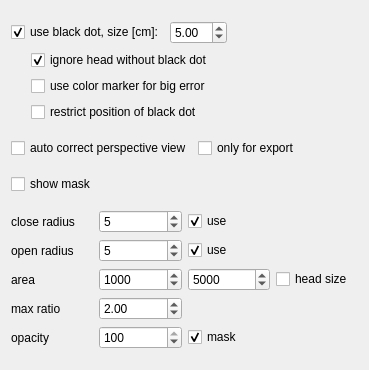
ped-dyn-emp/PeTrack, file ui/multiColorMarker.ui: the form before one commit.
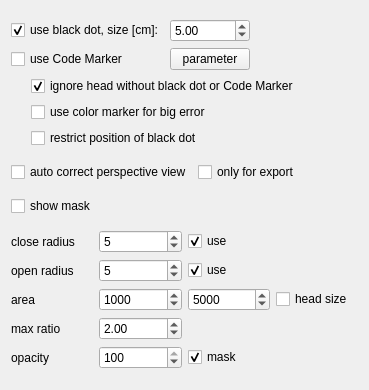
The form after the commit.

Commit message: 1) Implementation of "use CodeMarker"-Button in GUI 2) Started combined detection of CodeMarker on orange head    MAJOR BUG: CodeMarker is only detected if large picture is handed over to detectCodeMarker-Funktion and not if a partial image is handed over.

Patch:
```diff
--- a/ui/multiColorMarker.ui
+++ b/ui/multiColorMarker.ui
@@ -7,27 +7,14 @@
     <x>0</x>
     <y>0</y>
     <width>369</width>
-    <height>370</height>
+    <height>390</height>
    </rect>
   </property>
   <layout class="QVBoxLayout" name="verticalLayout">
    <item>
-    <layout class="QVBoxLayout" name="verticalLayout_2">
-     <item>
+    <layout class="QGridLayout" name="gridLayout_4">
+     <item row="0" column="0">
       <layout class="QGridLayout" name="gridLayout_3">
-       <item row="0" column="0">
-        <widget class="QCheckBox" name="useDot">
-         <property name="toolTip">
-          <string>using black dot on top of the hat for tracking</string>
-         </property>
-         <property name="text">
-          <string>use black dot, size [cm]:</string>
-         </property>
-         <property name="checked">
-          <bool>true</bool>
-         </property>
-        </widget>
-       </item>
        <item row="0" column="1">
         <widget class="QDoubleSpinBox" name="dotSize">
          <property name="minimum">
@@ -51,9 +38,52 @@
          </property>
         </spacer>
        </item>
+       <item row="0" column="0">
+        <widget class="QCheckBox" name="useDot">
+         <property name="toolTip">
+          <string>using black dot on top of the hat for tracking</string>
+         </property>
+         <property name="text">
+          <string>use black dot, size [cm]:</string>
+         </property>
+         <property name="checked">
+          <bool>true</bool>
+         </property>
+        </widget>
+       </item>
+       <item row="1" column="0">
+        <widget class="QCheckBox" name="useCodeMarker">
+         <property name="toolTip">
+          <string>using Code Marker on top of the head for tracking</string>
+         </property>
+         <property name="text">
+          <string>use Code Marker</string>
+         </property>
+        </widget>
+       </item>
+       <item row="1" column="2">
+        <spacer name="horizontalSpacer_3">
+         <property name="orientation">
+          <enum>Qt::Horizontal</enum>
+         </property>
+         <property name="sizeHint" stdset="0">
+          <size>
+           <width>40</width>
+           <height>20</height>
+          </size>
+         </property>
+        </spacer>
+       </item>
+       <item row="1" column="1">
+        <widget class="QPushButton" name="CodeMarkerParameter">
+         <property name="text">
+          <string>parameter</string>
+         </property>
+        </widget>
+       </item>
       </layout>
      </item>
-     <item>
+     <item row="1" column="0">
       <layout class="QGridLayout" name="gridLayout_2">
        <item row="0" column="1">
         <widget class="QCheckBox" name="ignoreWithoutDot">
@@ -61,7 +91,7 @@
           <string>ignore head without black dot, if not visible / surrounded by color</string>
          </property>
          <property name="text">
-          <string>ignore head without black dot</string>
+          <string>ignore head without black dot or Code Marker</string>
          </property>
          <property name="checked">
           <bool>true</bool>
```
The commit also changes 13 other files.
